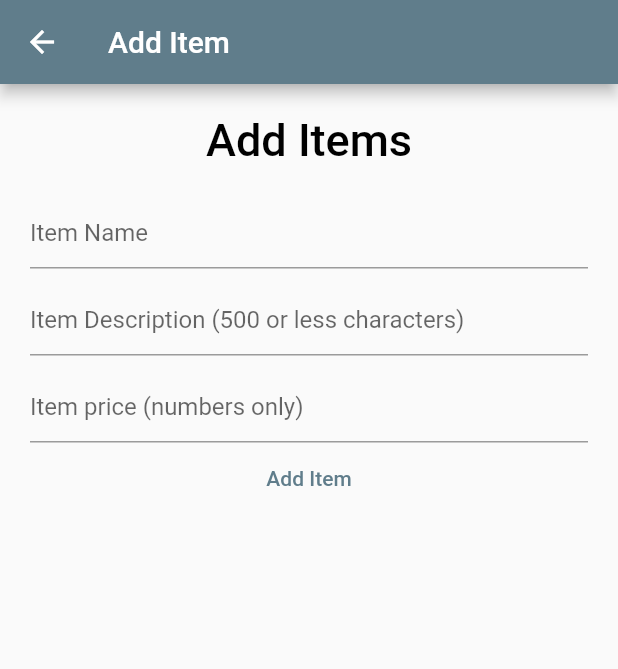
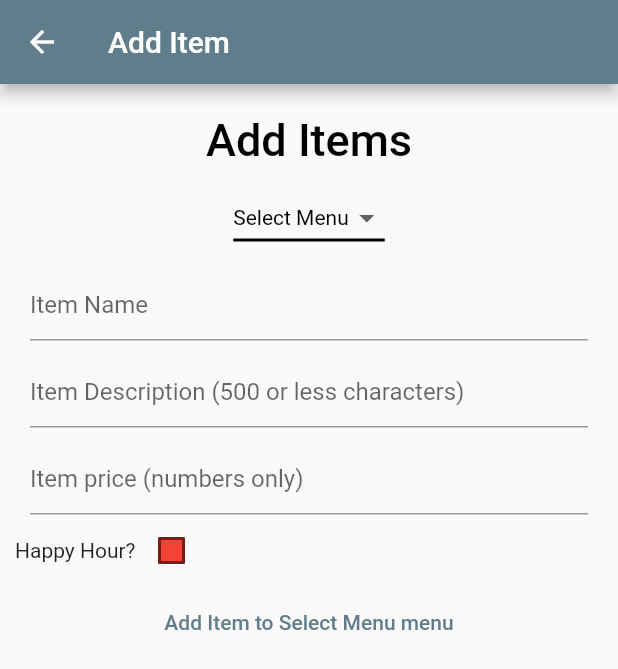
Before and after one commit to Pierre81385/app_playground, a Flutter app: the AddItem screen opened directly, on a phone screen of 412 x 824 dp. Shown: the top 669 px of the screen. Run offline on Flutter 3.47's test engine with Material 2 defaults, Android fonts, the phone set to English and light mode, and no system bars; our stand-ins replace cloud_firestore, firebase_auth, firebase_core; accounts and stored records are empty.

Commit message:
added menu select and happy hour toggle on item add page

```diff
--- a/lib/menuItems.dart
+++ b/lib/menuItems.dart
@@ -5,7 +5,12 @@ import 'validator.dart';
 import 'package:firebase_core/firebase_core.dart';
 import 'package:cloud_firestore/cloud_firestore.dart';
 
-class AddItem extends StatelessWidget {
+class AddItem extends StatefulWidget {
+  @override
+  State<AddItem> createState() => _AddItem();
+}
+
+class _AddItem extends State<AddItem> {
   TextEditingController _nameController = TextEditingController();
   TextEditingController _descriptionController = TextEditingController();
   TextEditingController _priceController = TextEditingController();
@@ -13,6 +18,9 @@ class AddItem extends StatelessWidget {
   final _focusName = FocusNode();
   final _focusDescription = FocusNode();
   final _focusPrice = FocusNode();
+
+  String dropdownValue = "Select Menu";
+  bool isChecked = false;
 
   @override
   Widget build(BuildContext context) {
@@ -25,10 +33,24 @@ class AddItem extends StatelessWidget {
           .add({
             'name': _nameController.text, // Item Name
             'description': _descriptionController.text, // Item Description
-            'price': _priceController.text // Item Price
+            'price': _priceController.text, // Item Price
+            'menu': dropdownValue,
+            'happyHour': isChecked
           })
           .then((value) => print("Item Added"))
           .catchError((error) => print("Failed to add item: $error"));
+    }
+
+    Color getColor(Set<MaterialState> states) {
+      const Set<MaterialState> interactiveStates = <MaterialState>{
+        MaterialState.pressed,
+        MaterialState.hovered,
+        MaterialState.focused,
+      };
+      if (states.any(interactiveStates.contains)) {
+        return Colors.blue;
+      }
+      return Colors.red;
     }
 
     return GestureDetector(
@@ -57,6 +79,27 @@ class AddItem extends StatelessWidget {
                                 fontWeight: FontWeight.w500,
                                 fontSize: 30),
                           ),
+                        ),
+                        DropdownButton<String>(
+                          value: dropdownValue,
+                          elevation: 16,
+                          style: const TextStyle(color: Colors.black),
+                          underline: Container(
+                            height: 2,
+                            color: Colors.black,
+                          ),
+                          onChanged: (String? newValue) {
+                            setState(() {
+                              dropdownValue = newValue!;
+                            });
+                          },
+                          items: <String>['Select Menu', 'Drinks', 'Food']
+                              .map<DropdownMenuItem<String>>((String value) {
+                            return DropdownMenuItem<String>(
+                              value: value,
+                              child: Text(value),
+                            );
+                          }).toList(),
                         ),
                         Container(
                           padding: const EdgeInsets.fromLTRB(10, 10, 10, 0),
@@ -117,23 +160,30 @@ class AddItem extends StatelessWidget {
                             ),
                           ),
                         ),
+                        Row(
+                          children: [
+                            Text('Happy Hour?'),
+                            Checkbox(
+                              checkColor: Colors.white,
+                              fillColor:
+                                  MaterialStateProperty.resolveWith(getColor),
+                              value: isChecked,
+                              onChanged: (bool? value) {
+                                setState(() {
+                                  isChecked = value!;
+                                });
+                              },
+                            ),
+                          ],
+                        ),
                         TextButton(
                           onPressed: addItem,
-                          child: Text(
-                            "Add Item",
-                          ),
+                          child: Text("Add Item to ${dropdownValue} menu"),
                         )
                       ]),
                     )
                   ],
                 ))));
-    //needs input fields
-    // return TextButton(
-    //   onPressed: addItem,
-    //   child: Text(
-    //     "Add Item",
-    //   ),
-    // );
   }
 }
 
```
